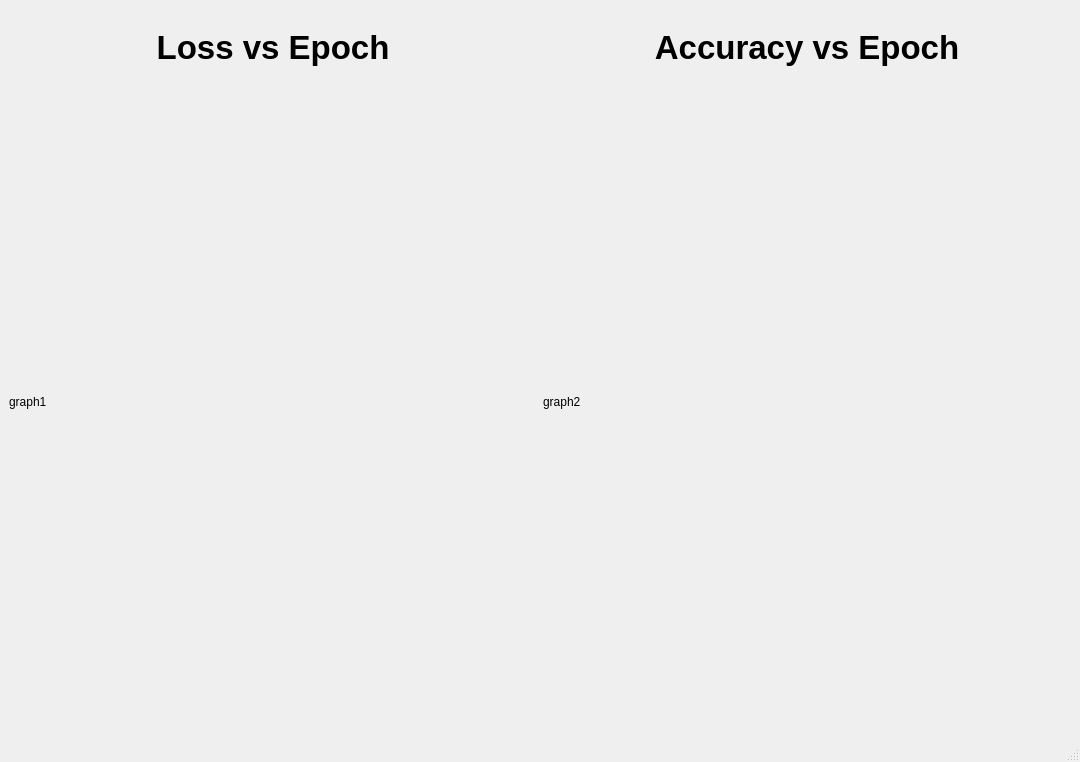
kiritigowda/MIVisionX-Neural-Net-Workflow, file scripts/train_viewer.ui: the form before one commit.
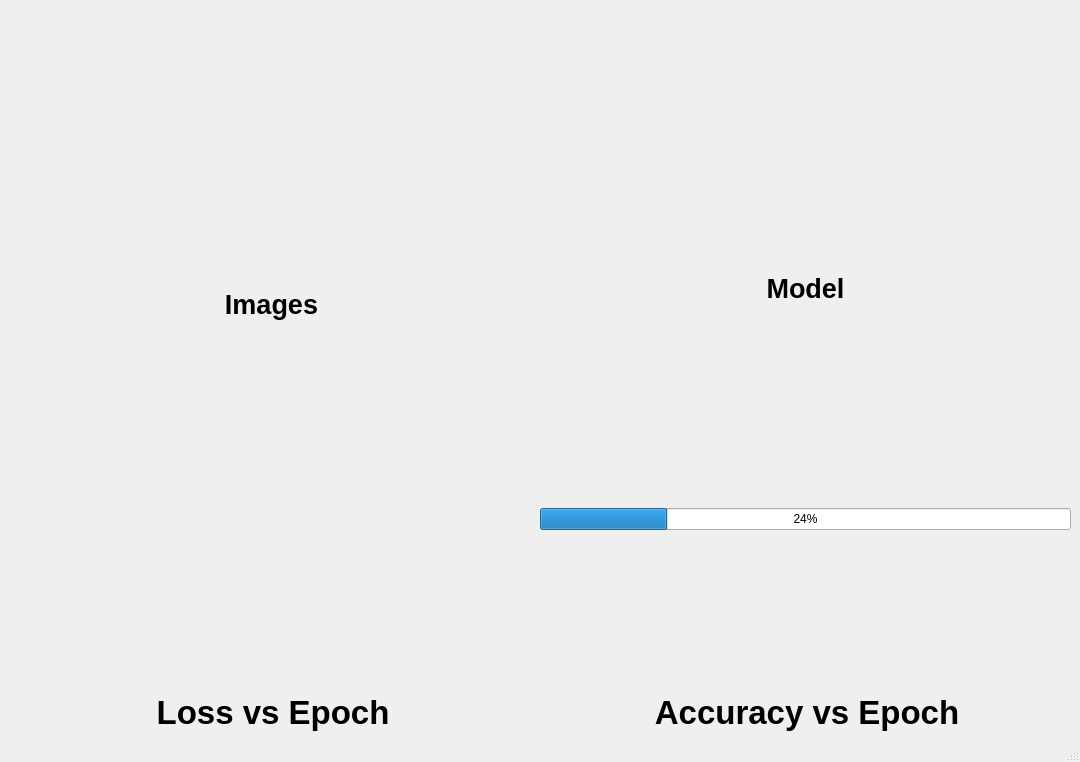
The form after the commit. Icons and pictures are not drawn.

Commit message: train_viewer update

The edit to the form file:
```diff
--- a/scripts/train_viewer.ui
+++ b/scripts/train_viewer.ui
@@ -94,14 +94,123 @@
       </item>
      </layout>
     </item>
+    <item>
+     <layout class="QHBoxLayout" name="horizontalLayout_2">
+      <item>
+       <layout class="QVBoxLayout" name="image_verticalLayout">
+        <item>
+         <widget class="QLabel" name="image_label">
+          <property name="sizePolicy">
+           <sizepolicy hsizetype="Preferred" vsizetype="Fixed">
+            <horstretch>0</horstretch>
+            <verstretch>0</verstretch>
+           </sizepolicy>
+          </property>
+          <property name="minimumSize">
+           <size>
+            <width>525</width>
+            <height>0</height>
+           </size>
+          </property>
+          <property name="font">
+           <font>
+            <pointsize>20</pointsize>
+            <weight>75</weight>
+            <bold>true</bold>
+           </font>
+          </property>
+          <property name="text">
+           <string>Images</string>
+          </property>
+          <property name="alignment">
+           <set>Qt::AlignCenter</set>
+          </property>
+         </widget>
+        </item>
+        <item>
+         <widget class="QLabel" name="image_frame">
+          <property name="sizePolicy">
+           <sizepolicy hsizetype="Fixed" vsizetype="Fixed">
+            <horstretch>0</horstretch>
+            <verstretch>0</verstretch>
+           </sizepolicy>
+          </property>
+          <property name="text">
+           <string/>
+          </property>
+          <property name="alignment">
+           <set>Qt::AlignCenter</set>
+          </property>
+         </widget>
+        </item>
+       </layout>
+      </item>
+      <item>
+       <layout class="QVBoxLayout" name="model_verticalLayout">
+        <item>
+         <widget class="QLabel" name="model_label">
+          <property name="sizePolicy">
+           <sizepolicy hsizetype="Preferred" vsizetype="Fixed">
+            <horstretch>0</horstretch>
+            <verstretch>0</verstretch>
+           </sizepolicy>
+          </property>
+          <property name="font">
+           <font>
+            <pointsize>20</pointsize>
+            <weight>75</weight>
+            <bold>true</bold>
+           </font>
+          </property>
+          <property name="text">
+           <string>Model</string>
+          </property>
+          <property name="alignment">
+           <set>Qt::AlignCenter</set>
+          </property>
+         </widget>
+        </item>
+        <item>
+         <spacer name="verticalSpacer">
+          <property name="orientation">
+           <enum>Qt::Vertical</enum>
+          </property>
+          <property name="sizeType">
+           <enum>QSizePolicy::Preferred</enum>
+          </property>
+          <property name="sizeHint" stdset="0">
+           <size>
+            <width>20</width>
+            <height>40</height>
+           </size>
+          </property>
+         </spacer>
+        </item>
+        <item>
+         <widget class="QProgressBar" name="model_progressBar">
+          <property name="sizePolicy">
+           <sizepolicy hsizetype="Minimum" vsizetype="Fixed">
+            <horstretch>0</horstretch>
+            <verstretch>0</verstretch>
+           </sizepolicy>
+          </property>
+          <property name="value">
+           <number>24</number>
+          </property>
+         </widget>
+        </item>
+       </layout>
+      </item>
+     </layout>
+    </item>
     <item>
      <layout class="QHBoxLayout" name="horizontalLayout">
       <item>
-       <layout class="QVBoxLayout" name="verticalLayout">
+       <layout class="QVBoxLayout" name="l_verticalLayout">
         <item>
          <widget class="QLabel" name="ltitle_label">
           <property name="sizePolicy">
-           <sizepolicy hsizetype="Preferred" vsizetype="Preferred">
+           <sizepolicy hsizetype="Expanding" vsizetype="Fixed">
             <horstretch>0</horstretch>
             <verstretch>0</verstretch>
            </sizepolicy>
@@ -123,26 +232,16 @@
          </widget>
         </item>
         <item>
-         <widget class="QLabel" name="lgraph_label">
-          <property name="sizePolicy">
-           <sizepolicy hsizetype="Expanding" vsizetype="Expanding">
-            <horstretch>0</horstretch>
-            <verstretch>0</verstretch>
-           </sizepolicy>
-          </property>
-          <property name="text">
-           <string>graph1</string>
-          </property>
-         </widget>
+         <layout class="QVBoxLayout" name="verticalLayout"/>
         </item>
        </layout>
       </item>
       <item>
-       <layout class="QVBoxLayout" name="verticalLayout_2">
+       <layout class="QVBoxLayout" name="a_verticalLayout">
         <item>
          <widget class="QLabel" name="atitle_label">
           <property name="sizePolicy">
-           <sizepolicy hsizetype="Preferred" vsizetype="Preferred">
+           <sizepolicy hsizetype="Expanding" vsizetype="Fixed">
             <horstretch>0</horstretch>
             <verstretch>0</verstretch>
            </sizepolicy>
@@ -164,17 +263,7 @@
          </widget>
         </item>
         <item>
-         <widget class="QLabel" name="agraph_label">
-          <property name="sizePolicy">
-           <sizepolicy hsizetype="Expanding" vsizetype="Expanding">
-            <horstretch>0</horstretch>
-            <verstretch>0</verstretch>
-           </sizepolicy>
-          </property>
-          <property name="text">
-           <string>graph2</string>
-          </property>
-         </widget>
+         <layout class="QVBoxLayout" name="verticalLayout_2"/>
         </item>
        </layout>
       </item>
```
The commit also changes 4 other files.
